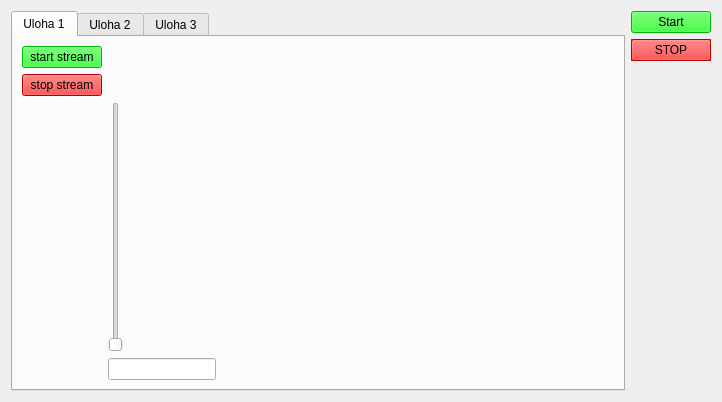
This is irobot/iRobotGUI.ui in amirhammad/iRobotCreate as Qt 5 draws it before an edit. The edited form follows.
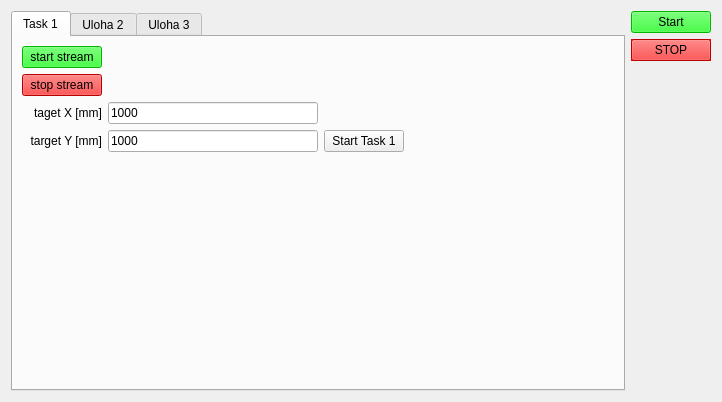
This is the edited form.

Commit message: Serious problem, odometry not working... still

Diff of the .ui file:
```diff
--- a/irobot/iRobotGUI.ui
+++ b/irobot/iRobotGUI.ui
@@ -894,16 +894,9 @@
      </property>
      <widget class="QWidget" name="tab">
       <attribute name="title">
-       <string>Uloha 1</string>
+       <string>Task 1</string>
       </attribute>
       <layout class="QGridLayout" name="gridLayout">
-       <item row="2" column="1">
-        <widget class="QSlider" name="sliderWallSignal">
-         <property name="orientation">
-          <enum>Qt::Vertical</enum>
-         </property>
-        </widget>
-       </item>
        <item row="1" column="0">
         <widget class="QPushButton" name="buttonTask1Stop">
          <property name="palette">
@@ -1326,6 +1319,19 @@
          </property>
         </widget>
        </item>
+       <item row="4" column="0">
+        <spacer name="verticalSpacer_2">
+         <property name="orientation">
+          <enum>Qt::Vertical</enum>
+         </property>
+         <property name="sizeHint" stdset="0">
+          <size>
+           <width>20</width>
+           <height>40</height>
+          </size>
+         </property>
+        </spacer>
+       </item>
        <item row="0" column="0">
         <widget class="QPushButton" name="buttonTask1Start">
          <property name="palette">
@@ -1748,7 +1754,7 @@
          </property>
         </widget>
        </item>
-       <item row="0" column="2">
+       <item row="0" column="3">
         <spacer name="horizontalSpacer">
          <property name="orientation">
           <enum>Qt::Horizontal</enum>
@@ -1762,25 +1768,43 @@
         </spacer>
        </item>
        <item row="2" column="0">
-        <spacer name="verticalSpacer_2">
-         <property name="orientation">
-          <enum>Qt::Vertical</enum>
+        <widget class="QLabel" name="label">
+         <property name="text">
+          <string>taget X [mm]</string>
          </property>
-         <property name="sizeHint" stdset="0">
-          <size>
-           <width>20</width>
-           <height>40</height>
-          </size>
+         <property name="alignment">
+          <set>Qt::AlignRight|Qt::AlignTrailing|Qt::AlignVCenter</set>
          </property>
-        </spacer>
+        </widget>
+       </item>
+       <item row="3" column="0">
+        <widget class="QLabel" name="label_2">
+         <property name="text">
+          <string>target Y [mm]</string>
+         </property>
+         <property name="alignment">
+          <set>Qt::AlignRight|Qt::AlignTrailing|Qt::AlignVCenter</set>
+         </property>
+        </widget>
        </item>
        <item row="3" column="1">
-        <widget class="QLineEdit" name="lineEditTask1WallSignal">
-         <property name="sizePolicy">
-          <sizepolicy hsizetype="Minimum" vsizetype="Fixed">
-           <horstretch>0</horstretch>
-           <verstretch>0</verstretch>
-          </sizepolicy>
+        <widget class="QLineEdit" name="task1LineEditTargetY">
+         <property name="text">
+          <string>1000</string>
+         </property>
+        </widget>
+       </item>
+       <item row="2" column="1">
+        <widget class="QLineEdit" name="task1LineEditTargetX">
+         <property name="text">
+          <string>1000</string>
+         </property>
+        </widget>
+       </item>
+       <item row="3" column="2">
+        <widget class="QPushButton" name="buttonTask1Go">
+         <property name="text">
+          <string>Start Task 1</string>
          </property>
         </widget>
        </item>
```
Left out of the diff: 17 changed lines with no effect on the pictures. The commit also changes 1 other file.
